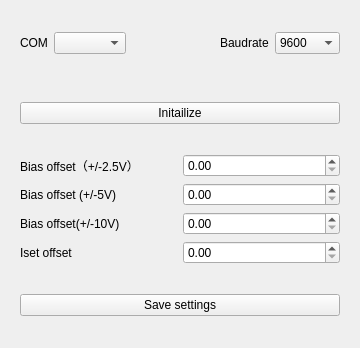
This is pyqt5 STM software/ui/Setting.ui in freestylexyz/STM-pyqt5-software as Qt 5 draws it before an edit. The edited form follows.
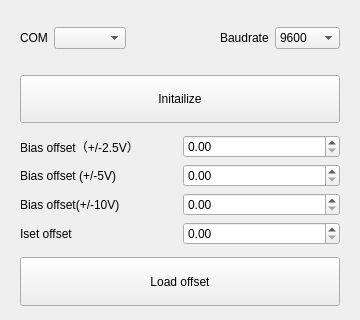
This is the edited form. Icons and pictures are not drawn.

The edit to the form file:
```diff
--- a/pyqt5 STM software/ui/Setting.ui
+++ b/pyqt5 STM software/ui/Setting.ui
@@ -10,7 +10,7 @@
     <x>0</x>
     <y>0</y>
     <width>360</width>
-    <height>348</height>
+    <height>320</height>
    </rect>
   </property>
   <property name="sizePolicy">
@@ -22,9 +22,14 @@
   <property name="minimumSize">
    <size>
     <width>360</width>
-    <height>220</height>
+    <height>320</height>
    </size>
   </property>
+  <property name="font">
+   <font>
+    <pointsize>9</pointsize>
+   </font>
+  </property>
   <property name="windowTitle">
    <string>Setting</string>
   </property>
@@ -56,6 +61,12 @@
       </property>
       <item row="3" column="0">
        <widget class="QWidget" name="widget_3" native="true">
+        <property name="sizePolicy">
+         <sizepolicy hsizetype="Preferred" vsizetype="Preferred">
+          <horstretch>0</horstretch>
+          <verstretch>0</verstretch>
+         </sizepolicy>
+        </property>
         <layout class="QGridLayout" name="gridLayout_5">
          <property name="topMargin">
           <number>3</number>
@@ -64,9 +75,15 @@
           <number>3</number>
          </property>
          <item row="0" column="0">
-          <widget class="QPushButton" name="saveButton">
+          <widget class="QPushButton" name="loadButton">
+           <property name="sizePolicy">
+            <sizepolicy hsizetype="Minimum" vsizetype="Minimum">
+             <horstretch>0</horstretch>
+             <verstretch>0</verstretch>
+            </sizepolicy>
+           </property>
            <property name="text">
-            <string>Save settings</string>
+            <string>Load offset</string>
            </property>
           </widget>
          </item>
@@ -75,6 +92,12 @@
       </item>
       <item row="0" column="0">
        <widget class="QWidget" name="widget" native="true">
+        <property name="sizePolicy">
+         <sizepolicy hsizetype="Preferred" vsizetype="Preferred">
+          <horstretch>0</horstretch>
+          <verstretch>0</verstretch>
+         </sizepolicy>
+        </property>
         <layout class="QGridLayout" name="gridLayout_6">
          <property name="topMargin">
           <number>3</number>
@@ -162,6 +185,12 @@
       </item>
       <item row="1" column="0">
        <widget class="QWidget" name="widget_4" native="true">
+        <property name="sizePolicy">
+         <sizepolicy hsizetype="Preferred" vsizetype="Preferred">
+          <horstretch>0</horstretch>
+          <verstretch>0</verstretch>
+         </sizepolicy>
+        </property>
         <property name="minimumSize">
          <size>
           <width>0</width>
@@ -177,8 +206,15 @@
          </property>
          <item row="0" column="0">
           <widget class="QPushButton" name="initButton">
+           <property name="sizePolicy">
+            <sizepolicy hsizetype="Minimum" vsizetype="Minimum">
+             <horstretch>0</horstretch>
+             <verstretch>0</verstretch>
+            </sizepolicy>
+           </property>
            <property name="font">
             <font>
+             <pointsize>9</pointsize>
              <weight>50</weight>
              <bold>false</bold>
             </font>
```
